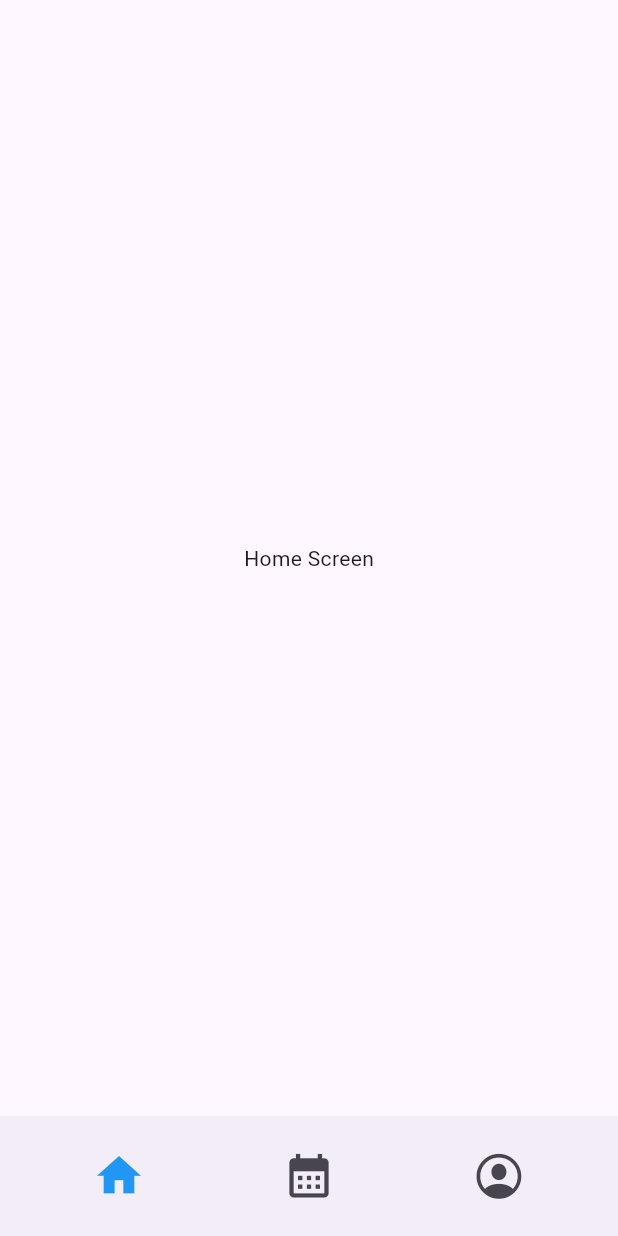
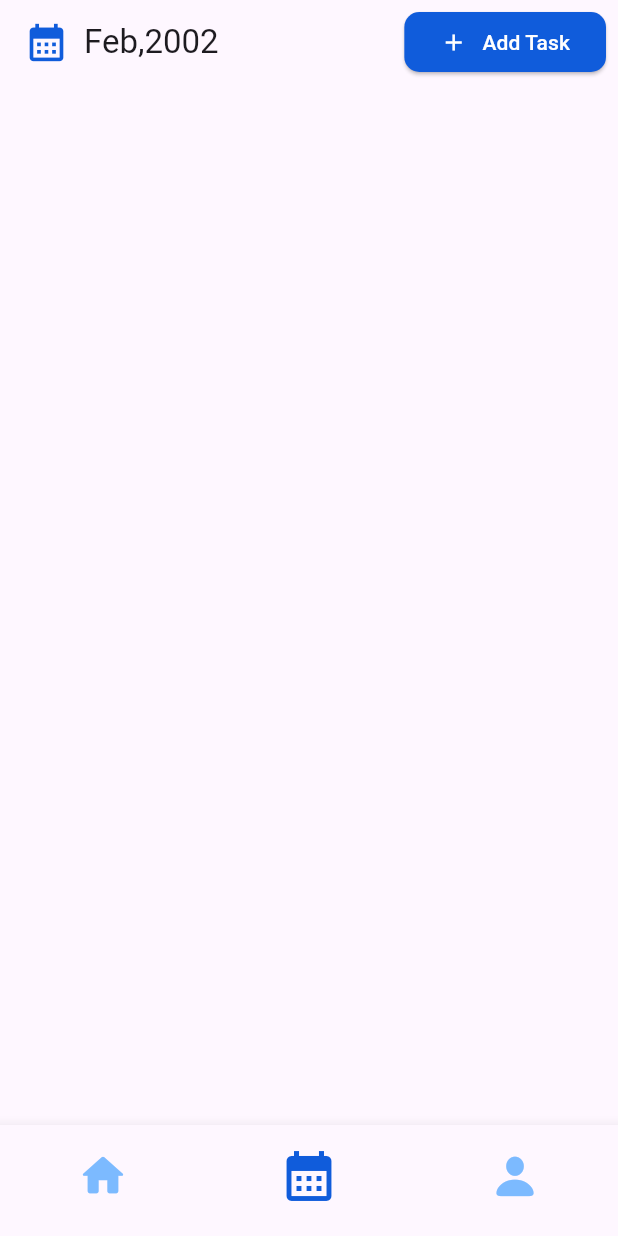
Before and after one commit to VishnukantMULE/todoapp, a Flutter app: the screen it shows after launch, on a phone screen of 412 x 824 dp. Run offline on Flutter 3.47's test engine with Material 3 defaults, Android fonts, the phone set to English and light mode, and no system bars.

Commit message:
Add Task and Working Bottom Naviagtion

```diff
--- /dev/null
+++ b/lib/screens/app.dart
@@ -0,0 +1,56 @@
+import 'package:flutter/cupertino.dart';
+import 'package:flutter/material.dart';
+import 'package:todoapp/screens/calender/calender_view.dart';
+import 'package:todoapp/screens/home/homeview.dart';
+import 'package:todoapp/screens/user/user_view.dart';
+import 'package:todoapp/theme/appcolors.dart';
+
+class App extends StatefulWidget {
+  const App({super.key});
+
+  @override
+  State<App> createState() => _AppState();
+}
+
+class _AppState extends State<App> {
+  int _currentIndex=1;
+  final List<Widget> _screens=[
+     Homeview(),
+     CalenderView(),
+    UserView()
+  ];
+  @override
+  Widget build(BuildContext context) {
+    return Scaffold(
+      body: _screens[_currentIndex],
+      bottomNavigationBar: BottomNavigationBar(
+        currentIndex: _currentIndex,
+          onTap: (index)
+          {
+            setState(() {
+              _currentIndex=index;
+            });
+          },
+          // selectedItemColor: Appcolors.primary,
+          showSelectedLabels: false,
+          showUnselectedLabels: false,
+          unselectedIconTheme: IconThemeData(
+            color: Appcolors.primary5
+          ),
+          selectedIconTheme: IconThemeData(
+            color: Appcolors.primary,
+            size: 40
+          ),
+          iconSize: 35,
+          items:  const [
+        BottomNavigationBarItem(icon: Icon(Icons.home_rounded),label: 'Home'),
+        BottomNavigationBarItem(icon: Icon(Icons.calendar_month),label: 'calender'),
+        BottomNavigationBarItem(icon: Icon(CupertinoIcons.person_solid),label: 'user')
+      ]
+      ),
+
+
+
+    );
+  }
+}
--- /dev/null
+++ b/lib/screens/calender/calender_view.dart
@@ -0,0 +1,50 @@
+import 'package:flutter/cupertino.dart';
+import 'package:flutter/material.dart';
+import 'package:todoapp/screens/task/add/add_task_view.dart';
+import 'package:todoapp/theme/appcolors.dart';
+
+class CalenderView extends StatelessWidget {
+  const CalenderView({super.key});
+
+  @override
+  Widget build(BuildContext context) {
+    return Scaffold(
+      appBar: AppBar(
+        automaticallyImplyLeading: false,
+        title: const Row(
+          children: [
+            Icon(
+              Icons.calendar_month,
+              color: Appcolors.primary,
+              size: 30,
+            ),
+            SizedBox(
+              width: 10,
+            ),
+            Text("Feb,2002")
+          ],
+        ),
+        actions: [
+          Padding(
+            padding: const EdgeInsets.all(8.0),
+            child: ElevatedButton(
+              style: ElevatedButton.styleFrom(
+                backgroundColor: Appcolors.primary,
+                shape: RoundedRectangleBorder(
+                  borderRadius: BorderRadius.circular(10)
+                )
+              ),
+                onPressed: () {
+                Navigator.push(context, MaterialPageRoute(builder: (context)=>AddTaskView()));
+                },
+                child: const Row(
+                  children: [Icon(Icons.add,color: Colors.white,),
+                    SizedBox(width: 10,),
+                    Text("Add Task",style: TextStyle(color: Colors.white),)],
+                )),
+          )
+        ],
+      ),
+    );
+  }
+}
--- a/lib/screens/home/homeview.dart
+++ b/lib/screens/home/homeview.dart
@@ -1,5 +1,6 @@
 import 'package:flutter/cupertino.dart';
 import 'package:flutter/material.dart';
+import 'package:todoapp/utils/date_formatter_util.dart';
 
 class Homeview extends StatelessWidget {
   const Homeview({super.key});
@@ -7,18 +8,10 @@ class Homeview extends StatelessWidget {
   @override
   Widget build(BuildContext context) {
     return Scaffold(
-      body: const Center(
-        child: Text("Home Screen"),
-      ),
-      bottomNavigationBar: BottomAppBar(
-        child: Row(
-          mainAxisAlignment: MainAxisAlignment.spaceAround,
-          children: [
-            IconButton(onPressed: (){}, icon: Icon(Icons.home_sharp,size: 35,color: Colors.blue,)),
-            IconButton(onPressed: (){}, icon: Icon(Icons.calendar_month,size: 35,)),
-            IconButton(onPressed: (){}, icon: Icon(CupertinoIcons.profile_circled,size: 35,)),
-
-          ],
+      appBar: AppBar(
+        automaticallyImplyLeading: false,
+        title: Text(
+         DateFormatterUtil().currentDate(),style: TextStyle(fontSize: 18),
         ),
       ),
     );
--- a/lib/screens/splash/splashscreen.dart
+++ b/lib/screens/splash/splashscreen.dart
@@ -1,5 +1,6 @@
 import 'package:flutter/cupertino.dart';
 import 'package:flutter/material.dart';
+import 'package:todoapp/screens/app.dart';
 import 'package:todoapp/screens/home/homeview.dart';
 
 class Splashscreen extends StatelessWidget {
@@ -8,7 +9,8 @@ class Splashscreen extends StatelessWidget {
   @override
   Widget build(BuildContext context) {
     Future.delayed(Duration(seconds: 3),(){
-      Navigator.push(context, MaterialPageRoute(builder: (context)=>Homeview()));
+      Navigator.push(context, MaterialPageRoute(builder: (context)=>App()));
+      // Navigator.push(context, MaterialPageRoute(builder: (context)=>Homeview()));
     });
     return Scaffold(
       backgroundColor: Colors.white,
--- a/lib/theme/appcolors.dart
+++ b/lib/theme/appcolors.dart
@@ -2,9 +2,20 @@ import 'dart:ui';
 
 class Appcolors
 {
-  static const Color primary_1=Color.fromRGBO(16, 92, 219, 1.0);
-  static const Color primary_2=Color.fromRGBO(0, 110, 233, 1.0);
-  static const Color primary_3=Color.fromRGBO(184, 217, 255, 1.0);
+  static const Color primary=Color.fromRGBO(16, 92, 219, 1.0);
+  static const Color primary1=Color.fromRGBO(0, 110, 233, 1.0);
+  static const Color primary2=Color.fromRGBO(26, 129, 244, 1.0);
+  static const Color primary3=Color.fromRGBO(58, 151, 254, 1.0);
+  static const Color primary4=Color.fromRGBO(90, 168, 255, 1.0);
+  static const Color primary5=Color.fromRGBO(124, 186, 255, 1.0);
+  static const Color primary6=Color.fromRGBO(151, 200, 255, 1.0);
+  static const Color primary7=Color.fromRGBO(184, 217, 255, 1.0);
+  static const Color primary8=Color.fromRGBO(214, 233, 255, 1.0);
+  static const Color primary9=Color.fromRGBO(214, 233, 255, 1.0);
+
+  static const Color white=Color.fromRGBO(255, 255, 255, 1.0);
+  static const Color black=Color.fromRGBO(0, 0, 0, 1.0);
+
 
 
 }
--- a/pubspec.yaml
+++ b/pubspec.yaml
@@ -43,6 +43,7 @@ dependencies:
   path: ^1.9.0
   get_storage: ^2.1.1
   http: ^1.2.1
+  intl: ^0.19.0
 
 #  image_picker: ^1.1.2
 
```
Also changed, not shown: lib/screens/task/add/add_task_view.dart (added, +131 -0 lines), lib/screens/user/user_view.dart (added, +12 -0 lines), lib/utils/date_formatter_util.dart (added, +13 -0 lines), lib/widgets/app_button.dart (added, +24 -0 lines), lib/widgets/app_date_button.dart (added, +48 -0 lines), lib/widgets/app_input_textfield.dart (added, +25 -0 lines), lib/widgets/select_button.dart (added, +35 -0 lines), lib/widgets/title_text.dart (added, +19 -0 lines), lib/utils/date_picker.dart (added), pubspec.lock.
